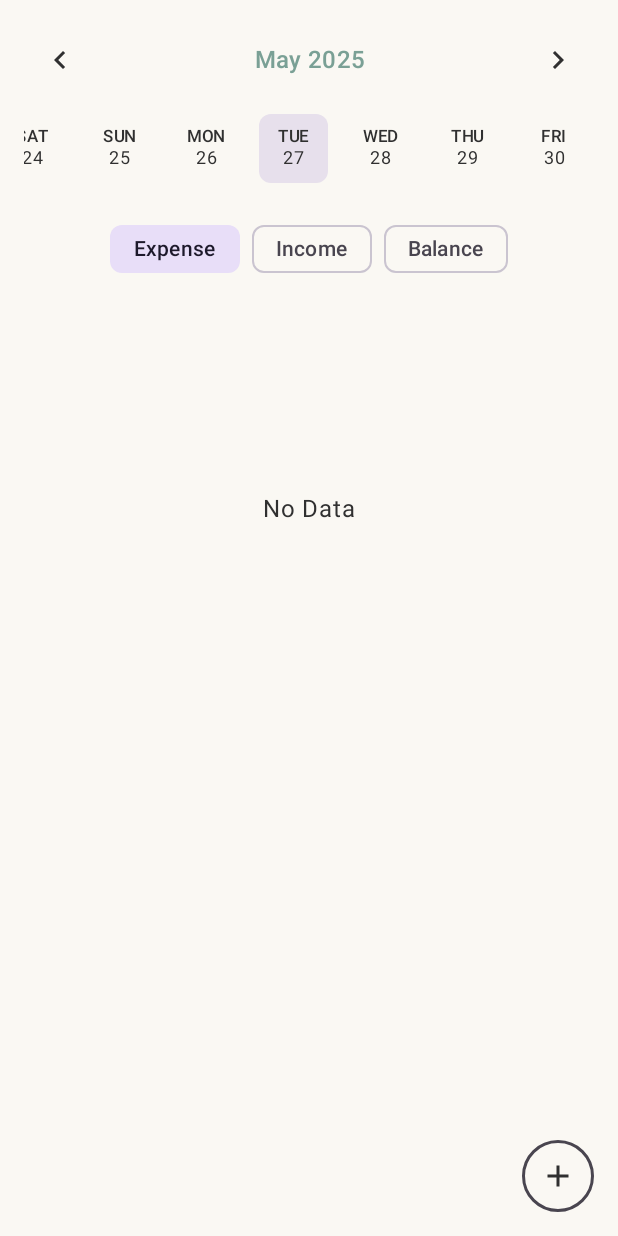
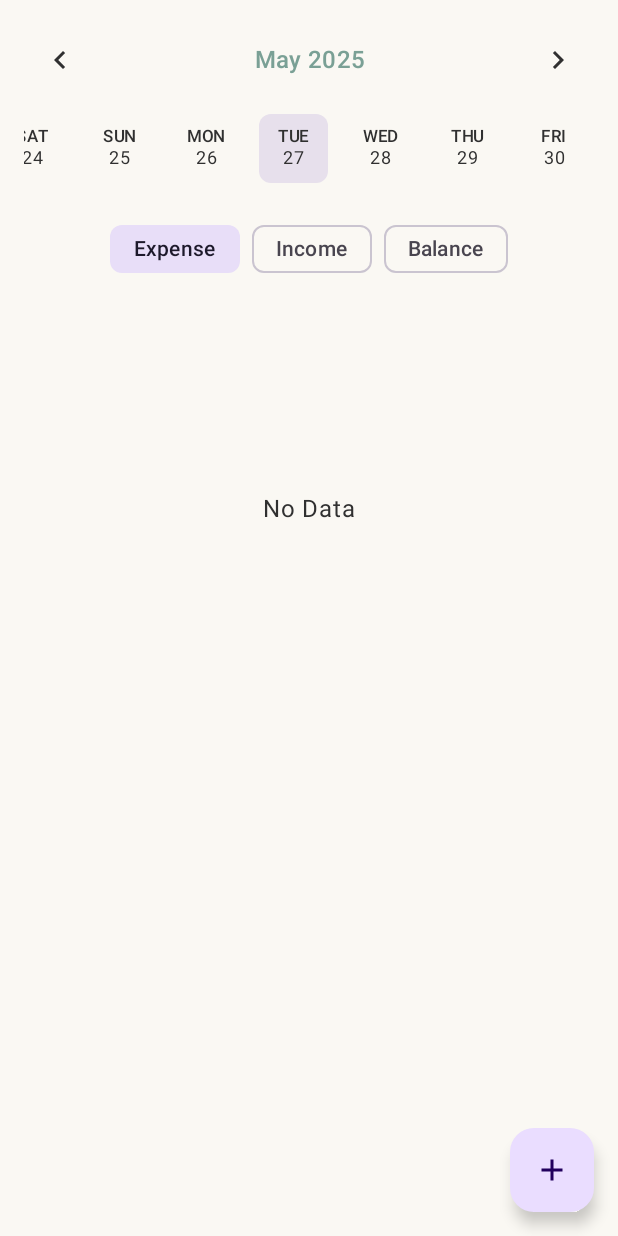
Before and after one commit to YouXiang8727/Streamlet, an Android app built with Jetpack Compose: the screen it shows after launch (MainActivity), on a phone screen of 412 x 824 dp. Run offline under Robolectric (Android 15) with nearby library versions, the phone set to English and light mode, and no system bars; our stand-ins replace Dagger/Hilt's generated code, Room's generated code.

Commit message:
feat: use floating action button instead of icon button; transaction screen cancel and back to home screen

```diff
--- a/app/src/main/java/com/youxiang8727/streamlet/ui/screen/home/HomeScreen.kt
+++ b/app/src/main/java/com/youxiang8727/streamlet/ui/screen/home/HomeScreen.kt
@@ -18,6 +18,7 @@ import androidx.compose.foundation.shape.CircleShape
 import androidx.compose.foundation.shape.RoundedCornerShape
 import androidx.compose.material.icons.Icons
 import androidx.compose.material.icons.filled.Add
+import androidx.compose.material3.FloatingActionButton
 import androidx.compose.material3.Icon
 import androidx.compose.material3.IconButton
 import androidx.compose.material3.MaterialTheme
@@ -56,15 +57,10 @@ fun HomeScreen(
     Scaffold(
         modifier = modifier.fillMaxSize(),
         floatingActionButton = {
-            IconButton(
+            FloatingActionButton(
                 onClick = {
                     addNewTransaction(state.date)
                 },
-                modifier = Modifier.border(
-                    width = 2.dp,
-                    color = MaterialTheme.colorScheme.onSurfaceVariant,
-                    shape = CircleShape
-                )
             ) {
                 Icon(
                     imageVector = Icons.Default.Add,
--- a/app/src/main/res/values/strings.xml
+++ b/app/src/main/res/values/strings.xml
@@ -28,4 +28,5 @@
     <string name="add">Add</string>
     <string name="balance">Balance</string>
     <string name="no_data">No Data</string>
+    <string name="cancel">Cancel</string>
 </resources>
```
Also changed, not shown: app/src/main/java/com/youxiang8727/streamlet/ui/screen/transaction/TransactionScreen.kt (+21 -2 lines), 1 other file.
